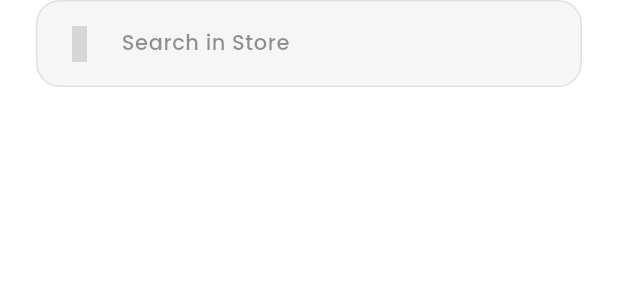
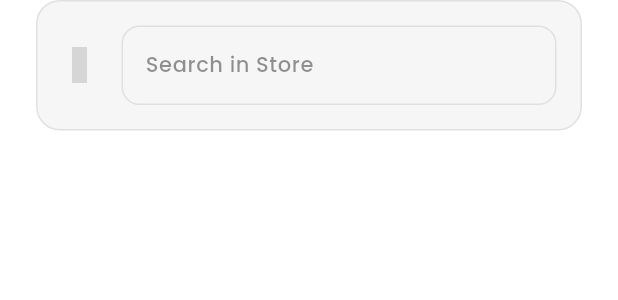
Before and after one commit to ngodanghuy162/ecommerceAppByFlutter, a Flutter app: the TSearchContainer widget shown alone on an empty page, opened directly, on a phone screen of 412 x 824 dp. Shown: the top 300 px of the screen. Run offline on Flutter 3.47's test engine with Material 2 defaults, Android fonts, the phone set to English and light mode, and no system bars; our stand-ins replace carousel_slider, cloud_firestore, firebase_auth, firebase_core, flutter_rating_bar, get and 6 more; missing offline and left inert: flutter_facebook_auth; accounts and stored records are empty; grey boxes are pictures that could not be loaded.

Commit message:
doing search

```diff
--- a/ecommerce_app_mobile/lib/common/widgets/custom_shapes/container/search_container.dart
+++ b/ecommerce_app_mobile/lib/common/widgets/custom_shapes/container/search_container.dart
@@ -34,7 +34,11 @@ class TSearchContainer extends StatelessWidget {
           width: TDeviceUtils.getScreenWidth(context),
           padding: const EdgeInsets.all(TSizes.md),
           decoration: BoxDecoration(
-            color: showBackground ? dark ? TColors.dark : TColors.light : Colors.transparent,
+            color: showBackground
+                ? dark
+                    ? TColors.dark
+                    : TColors.light
+                : Colors.transparent,
             borderRadius: BorderRadius.circular(TSizes.cardRadiusLg),
             border: showBorder ? Border.all(color: TColors.grey) : null,
           ),
@@ -42,7 +46,14 @@ class TSearchContainer extends StatelessWidget {
             children: [
               Icon(icon, color: TColors.darkerGrey),
               const SizedBox(width: TSizes.spaceBtwItems),
-              Text('Search in Store', style: Theme.of(context).textTheme.bodySmall),
+              Expanded(
+                child: TextField(
+                  decoration: InputDecoration(
+                    hintText: 'Search in Store',
+                    hintStyle: Theme.of(context).textTheme.bodySmall,
+                  ),
+                ),
+              ),
             ],
           ),
         ),
```
Also changed, not shown: ecommerce_app_mobile/lib/Controller/search_controller.dart (added, +9 -0 lines), ecommerce_app_mobile/lib/features/shop/screens/search/search_result_screen.dart (added, +11 -0 lines), ecommerce_app_mobile/lib/features/shop/screens/search/search_sugges_screen.dart (added, +42 -0 lines).
